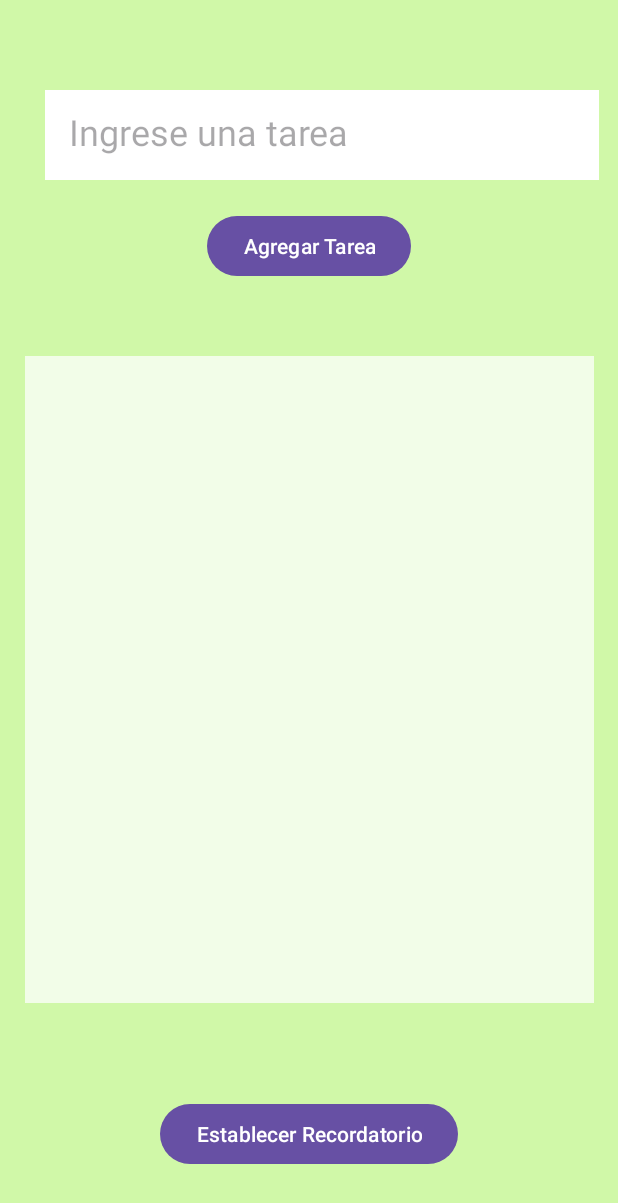
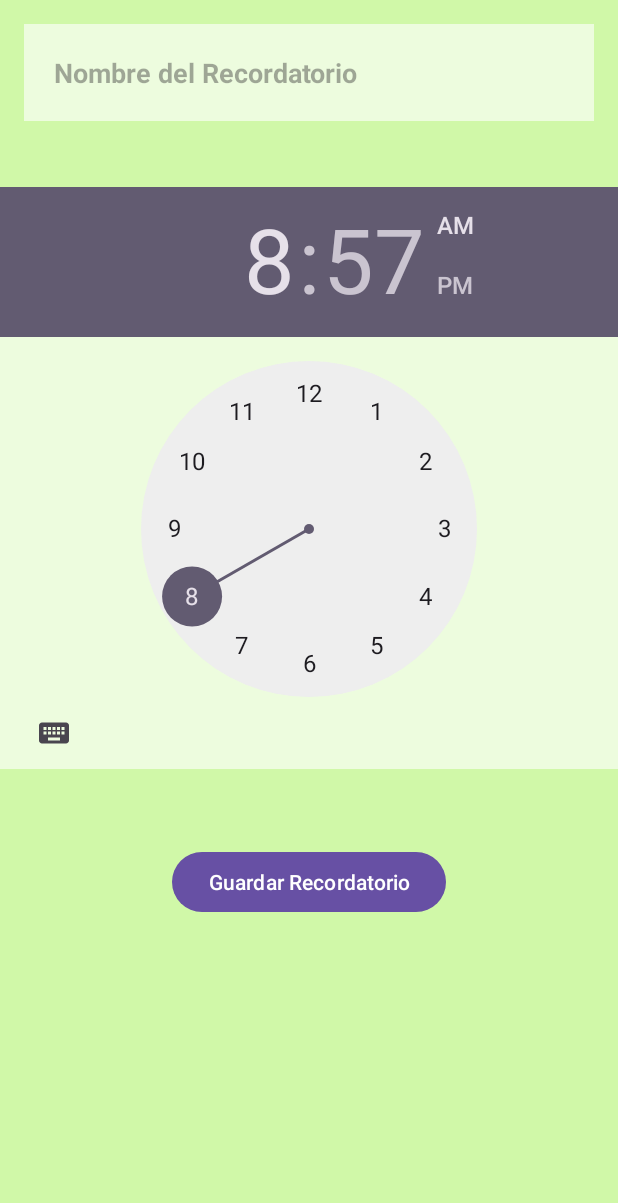
Before and after one commit to TioAceite-png/Evaluacion-TaskMaster, an Android app: the screen it shows after launch (Menu before the commit, ActivityAlarmReceiver after it), after a tap on "Establecer Recordatorio", on a phone screen of 412 x 824 dp. Shown: the top 1203 px of the screen. Run offline under Robolectric (Android 15) with nearby library versions, the phone set to English and light mode, and no system bars.

Commit message:
Proyecto TaskMaster

```diff
--- /dev/null
+++ b/app/src/main/java/com/zimmer/taskmaster/ActivityAlarmReceiver.java
@@ -0,0 +1,54 @@
+package com.zimmer.taskmaster;
+
+import android.app.AlarmManager;
+import android.app.PendingIntent;
+import android.content.Context;
+import android.content.Intent;
+import android.os.Bundle;
+import android.widget.Button;
+import android.widget.EditText;
+import android.widget.TimePicker;
+import androidx.appcompat.app.AppCompatActivity;
+
+import java.util.Calendar;
+
+public class ActivityAlarmReceiver extends AppCompatActivity {
+
+    private TimePicker timePicker;
+    private EditText etReminderText;
+    private Button btnSave;
+
+    @Override
+    protected void onCreate(Bundle savedInstanceState) {
+        super.onCreate(savedInstanceState);
+        setContentView(R.layout.activity_alarm_receiver2);
+
+        timePicker = findViewById(R.id.timePicker);
+        etReminderText = findViewById(R.id.etReminderName);
+        btnSave = findViewById(R.id.btnSaveReminder);
+
+        btnSave.setOnClickListener(v -> saveReminder());
+    }
+
+    private void saveReminder() {
+        int hour = timePicker.getHour();
+        int minute = timePicker.getMinute();
+        String reminderText = etReminderText.getText().toString();
+
+        Calendar calendar = Calendar.getInstance();
+        calendar.set(Calendar.HOUR_OF_DAY, hour);
+        calendar.set(Calendar.MINUTE, minute);
+        calendar.set(Calendar.SECOND, 0);
+
+        Intent intent = new Intent(this, AlarmReceiver.class);
+        intent.putExtra("reminderText", reminderText);
+        PendingIntent pendingIntent = PendingIntent.getBroadcast(this, 0, intent, PendingIntent.FLAG_UPDATE_CURRENT);
+
+        AlarmManager alarmManager = (AlarmManager) getSystemService(Context.ALARM_SERVICE);
+        if (alarmManager != null) {
+            alarmManager.set(AlarmManager.RTC_WAKEUP, calendar.getTimeInMillis(), pendingIntent);
+        }
+
+        finish();
+    }
+}
--- a/app/src/main/java/com/zimmer/taskmaster/Menu.java
+++ b/app/src/main/java/com/zimmer/taskmaster/Menu.java
@@ -2,27 +2,25 @@ package com.zimmer.taskmaster;
 
 import android.app.AlarmManager;
 import android.app.PendingIntent;
-import android.content.BroadcastReceiver;
 import android.content.Context;
 import android.content.Intent;
+import android.content.SharedPreferences;
 import android.os.Bundle;
+import android.util.Log;
 import android.widget.ArrayAdapter;
 import android.widget.Button;
 import android.widget.EditText;
 import android.widget.ListView;
 import androidx.activity.EdgeToEdge;
 import androidx.appcompat.app.AppCompatActivity;
-import androidx.core.app.NotificationCompat;
 import androidx.core.graphics.Insets;
 import androidx.core.view.ViewCompat;
 import androidx.core.view.WindowInsetsCompat;
 
 import java.util.ArrayList;
 import java.util.Calendar;
-import android.app.NotificationChannel;
-import android.app.NotificationManager;
-import android.os.Build;
-
+import java.util.HashSet;
+import java.util.Set;
 
 public class Menu extends AppCompatActivity {
 
@@ -33,6 +31,7 @@ public class Menu extends AppCompatActivity {
 
     private ArrayList<String> tasks;
     private ArrayAdapter<String> adapter;
+    private SharedPreferences sharedPreferences;
 
     @Override
     protected void onCreate(Bundle savedInstanceState) {
@@ -53,76 +52,53 @@ public class Menu extends AppCompatActivity {
         taskListView = findViewById(R.id.ListView);
         setReminderButton = findViewById(R.id.btn3);
 
+        // Configuración de SharedPreferences
+        sharedPreferences = getSharedPreferences("TaskPreferences", MODE_PRIVATE);
+
+        // Cargar tareas desde SharedPreferences
+        loadTasks();
+
         // Configuración de la lista de tareas
-        tasks = new ArrayList<>();
         adapter = new ArrayAdapter<>(this, android.R.layout.simple_list_item_1, tasks);
         taskListView.setAdapter(adapter);
 
         // Listener para agregar tareas
-        addTaskButton.setOnClickListener(v -> {
-            String task = taskInput.getText().toString();
-            if (!task.isEmpty()) {
-                tasks.add(task);
-                adapter.notifyDataSetChanged();
-                taskInput.setText("");
-            }
+        addTaskButton.setOnClickListener(v -> addTask());
+
+        // Listener para eliminar tareas con un clic largo
+        taskListView.setOnItemLongClickListener((parent, view, position, id) -> {
+            Log.d("Menu", "Item long clicked: " + position);
+            tasks.remove(position);
+            adapter.notifyDataSetChanged();
+            saveTasks(); // Guardar las tareas en SharedPreferences después de eliminar
+            return true; // Indica que el clic largo se ha manejado
         });
 
         // Listener para establecer recordatorios
-        setReminderButton.setOnClickListener(v -> setReminder());
+        setReminderButton.setOnClickListener(v -> {
+            Intent intent = new Intent(Menu.this, ActivityAlarmReceiver.class);
+            startActivity(intent);
+        });
     }
 
-
-    private void setReminder() {
-        AlarmManager alarmManager = (AlarmManager) getSystemService(Context.ALARM_SERVICE);
-        Intent intent = new Intent(this, AlarmReceiver.class);
-        PendingIntent pendingIntent = PendingIntent.getBroadcast(this, 0, intent, PendingIntent.FLAG_UPDATE_CURRENT);
-
-        Calendar calendar = Calendar.getInstance();
-        calendar.set(Calendar.HOUR_OF_DAY, 12); // Establece la hora del recordatorio
-        calendar.set(Calendar.MINUTE, 0);
-        calendar.set(Calendar.SECOND, 0);
-
-        if (alarmManager != null) {
-            alarmManager.set(AlarmManager.RTC_WAKEUP, calendar.getTimeInMillis(), pendingIntent);
+    private void addTask() {
+        String task = taskInput.getText().toString();
+        if (!task.isEmpty()) {
+            tasks.add(task);
+            adapter.notifyDataSetChanged();
+            saveTasks(); // Guardar las tareas en SharedPreferences
+            taskInput.setText("");
         }
     }
 
-    public static class AlarmReceiver extends BroadcastReceiver {
-        @Override
-        public void onReceive(Context context, Intent intent) {
-            // Crear un intent para abrir la aplicación cuando se toque la notificación
-            Intent notificationIntent = new Intent(context, Menu.class);
-            PendingIntent pendingIntent = PendingIntent.getActivity(context, 0, notificationIntent, PendingIntent.FLAG_UPDATE_CURRENT);
+    private void saveTasks() {
+        SharedPreferences.Editor editor = sharedPreferences.edit();
+        editor.putStringSet("tasks", new HashSet<>(tasks));
+        editor.apply();
+    }
 
-            // Crear un canal de notificación para versiones de Android Oreo y posteriores
-            createNotificationChannel(context);
-
-            // Crear la notificación
-            NotificationCompat.Builder builder = new NotificationCompat.Builder(context, "REMINDER_CHANNEL")
-                    .setSmallIcon(R.drawable.notification_icon) // Asegúrate de usar el nombre correcto del recurso
-                    .setContentTitle("Recordatorio")
-                    .setContentText("Es hora de revisar tus tareas!")
-                    .setPriority(NotificationCompat.PRIORITY_HIGH)
-                    .setContentIntent(pendingIntent)
-                    .setAutoCancel(true);
-
-            // Mostrar la notificación
-            NotificationManager notificationManager = (NotificationManager) context.getSystemService(Context.NOTIFICATION_SERVICE);
-            notificationManager.notify(1, builder.build());
-        }
-
-        private void createNotificationChannel(Context context) {
-            if (Build.VERSION.SDK_INT >= Build.VERSION_CODES.O) {
-                CharSequence name = "Reminder Channel";
-                String description = "Canal para recordatorios";
-                int importance = NotificationManager.IMPORTANCE_HIGH;
-                NotificationChannel channel = new NotificationChannel("REMINDER_CHANNEL", name, importance);
-                channel.setDescription(description);
-                NotificationManager notificationManager = context.getSystemService(NotificationManager.class);
-                notificationManager.createNotificationChannel(channel);
-            }
-        }
-
+    private void loadTasks() {
+        Set<String> taskSet = sharedPreferences.getStringSet("tasks", new HashSet<>());
+        tasks = new ArrayList<>(taskSet);
     }
 }
--- /dev/null
+++ b/app/src/main/res/layout/activity_alarm_receiver2.xml
@@ -0,0 +1,53 @@
+<?xml version="1.0" encoding="utf-8"?>
+<androidx.constraintlayout.widget.ConstraintLayout xmlns:android="http://schemas.android.com/apk/res/android"
+    xmlns:app="http://schemas.android.com/apk/res-auto"
+    xmlns:tools="http://schemas.android.com/tools"
+    android:layout_width="match_parent"
+    android:layout_height="match_parent"
+    android:background="#D0F8A8"
+    tools:context=".ActivityAlarmReceiver">
+
+    <!-- EditText para el nombre del recordatorio -->
+
+    <!-- TimePicker para seleccionar la hora -->
+
+    <!-- Botón para guardar el recordatorio -->
+
+    <EditText
+        android:id="@+id/etReminderName"
+        android:layout_width="0dp"
+        android:layout_height="wrap_content"
+        android:layout_margin="16dp"
+        android:layout_marginTop="44dp"
+        android:background="#9FFFFFFF"
+        android:hint="Nombre del Recordatorio"
+        android:padding="20dp"
+        android:textStyle="bold"
+        app:layout_constraintEnd_toEndOf="parent"
+        app:layout_constraintStart_toStartOf="parent"
+        app:layout_constraintTop_toTopOf="parent" />
+
+    <TimePicker
+        android:id="@+id/timePicker"
+        android:layout_width="wrap_content"
+        android:layout_height="wrap_content"
+        android:layout_marginTop="44dp"
+        android:layout_marginBottom="48dp"
+        android:background="#9FFFFFFF"
+        app:layout_constraintBottom_toTopOf="@+id/btnSaveReminder"
+        app:layout_constraintEnd_toEndOf="parent"
+        app:layout_constraintHorizontal_bias="0.0"
+        app:layout_constraintStart_toStartOf="parent"
+        app:layout_constraintTop_toBottomOf="@+id/etReminderName" />
+
+    <Button
+        android:id="@+id/btnSaveReminder"
+        android:layout_width="wrap_content"
+        android:layout_height="wrap_content"
+        android:layout_marginTop="51dp"
+        android:text="Guardar Recordatorio"
+        app:layout_constraintEnd_toEndOf="parent"
+        app:layout_constraintStart_toStartOf="parent"
+        app:layout_constraintTop_toBottomOf="@+id/timePicker" />
+
+</androidx.constraintlayout.widget.ConstraintLayout>
--- a/app/src/main/res/layout/activity_menu.xml
+++ b/app/src/main/res/layout/activity_menu.xml
@@ -10,11 +10,11 @@
 
     <EditText
         android:id="@+id/taskInput"
-        android:layout_width="369dp"
-        android:layout_height="60dp"
+        android:layout_width="358dp"
+        android:layout_height="64dp"
         android:layout_marginStart="30dp"
         android:layout_marginTop="60dp"
-        android:layout_marginEnd="16dp"
+        android:layout_marginEnd="23dp"
         android:layout_marginBottom="20dp"
         android:background="#FFFFFF"
         android:hint="Ingrese una tarea"
```
Also changed, not shown: app/src/main/AndroidManifest.xml (+18 -7 lines), app/src/main/java/com/zimmer/taskmaster/AlarmReceiver.java (+6 -3 lines).
